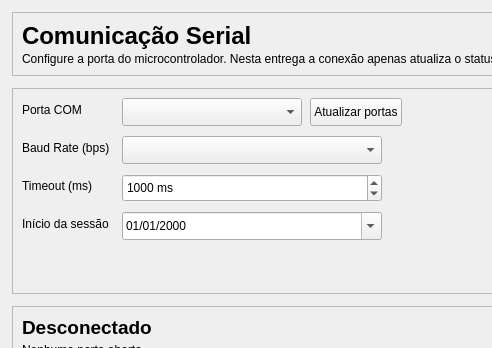
First picture: the form in ui/serial_config.ui, repository SamuelDeMarco-Dev/SmartGrid, before the edit; both pictures show x 0 to 492 and y 0 to 348 of the 860 by 560 pixel window.
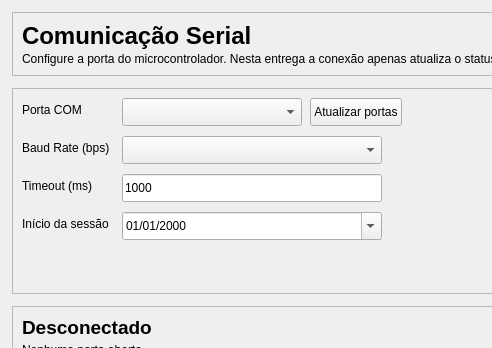
Second picture: the form after the edit.

Commit message: feat(serial): troca timeout por campo de texto validável

```diff
--- a/ui/serial_config.ui
+++ b/ui/serial_config.ui
@@ -189,7 +189,7 @@
          </widget>
         </item>
         <item row="2" column="1">
-         <widget class="QSpinBox" name="spinTimeout">
+         <widget class="QLineEdit" name="editTimeout">
           <property name="minimumSize">
            <size>
             <width>180</width>
@@ -202,20 +202,11 @@
             <height>16777215</height>
            </size>
           </property>
-          <property name="suffix">
-           <string> ms</string>
+          <property name="text">
+           <string>1000</string>
           </property>
-          <property name="minimum">
-           <number>0</number>
-          </property>
-          <property name="maximum">
-           <number>10000</number>
-          </property>
-          <property name="singleStep">
-           <number>100</number>
-          </property>
-          <property name="value">
-           <number>1000</number>
+          <property name="placeholderText">
+           <string>100 a 10000</string>
           </property>
          </widget>
         </item>
```
Left out of the diff: 2 changed lines with no effect on the pictures. The commit also changes 3 other files.
